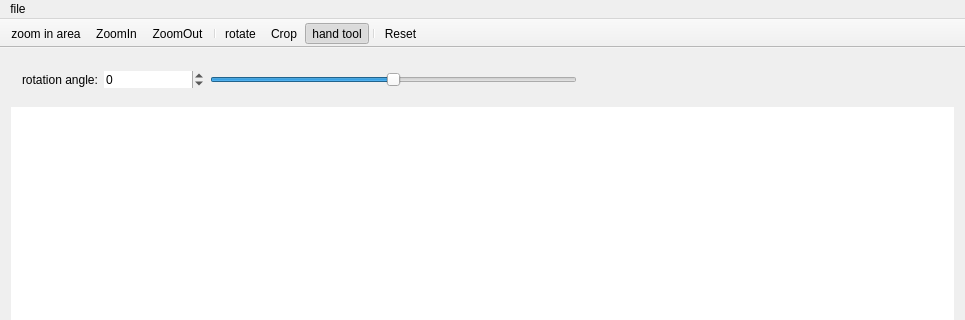
Before: the Qt Designer form ImageViewer/mainwindow.ui in HazemSamir/QImageViewer, drawn with Qt 5; both pictures show x 0 to 965 and y 0 to 320 of the 965 by 652 pixel window.
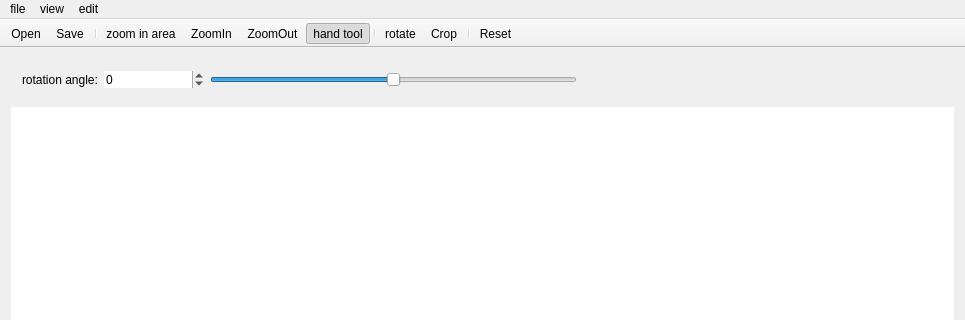
After: the same form once the commit is applied. Icons and pictures are not drawn.

Commit message: add more menues to desktop ui

Diff of the .ui file:
```diff
--- a/ImageViewer/mainwindow.ui
+++ b/ImageViewer/mainwindow.ui
@@ -181,13 +181,16 @@
    <attribute name="toolBarBreak">
     <bool>false</bool>
    </attribute>
+   <addaction name="actionOpen"/>
+   <addaction name="actionSave"/>
+   <addaction name="separator"/>
    <addaction name="actionZoomInArea"/>
    <addaction name="actionZoomIn"/>
    <addaction name="actionZoomOut"/>
+   <addaction name="actionHandTool"/>
    <addaction name="separator"/>
    <addaction name="actionRotate"/>
    <addaction name="actionCrop"/>
-   <addaction name="actionHandTool"/>
    <addaction name="separator"/>
    <addaction name="actionReset"/>
   </widget>
@@ -207,7 +210,25 @@
     <addaction name="actionOpen"/>
     <addaction name="actionSave"/>
    </widget>
+   <widget class="QMenu" name="menuView">
+    <property name="title">
+     <string>view</string>
+    </property>
+    <addaction name="actionZoomInArea"/>
+    <addaction name="actionZoomIn"/>
+    <addaction name="actionZoomOut"/>
+   </widget>
+   <widget class="QMenu" name="menuEdit">
+    <property name="title">
+     <string>edit</string>
+    </property>
+    <addaction name="actionRotate"/>
+    <addaction name="actionCrop"/>
+    <addaction name="actionReset"/>
+   </widget>
    <addaction name="menuFile"/>
+   <addaction name="menuView"/>
+   <addaction name="menuEdit"/>
   </widget>
   <action name="actionOpen">
    <property name="icon">
```
Left out of the diff: 2 changed lines with no effect on the pictures. The commit also changes 2 other files.
